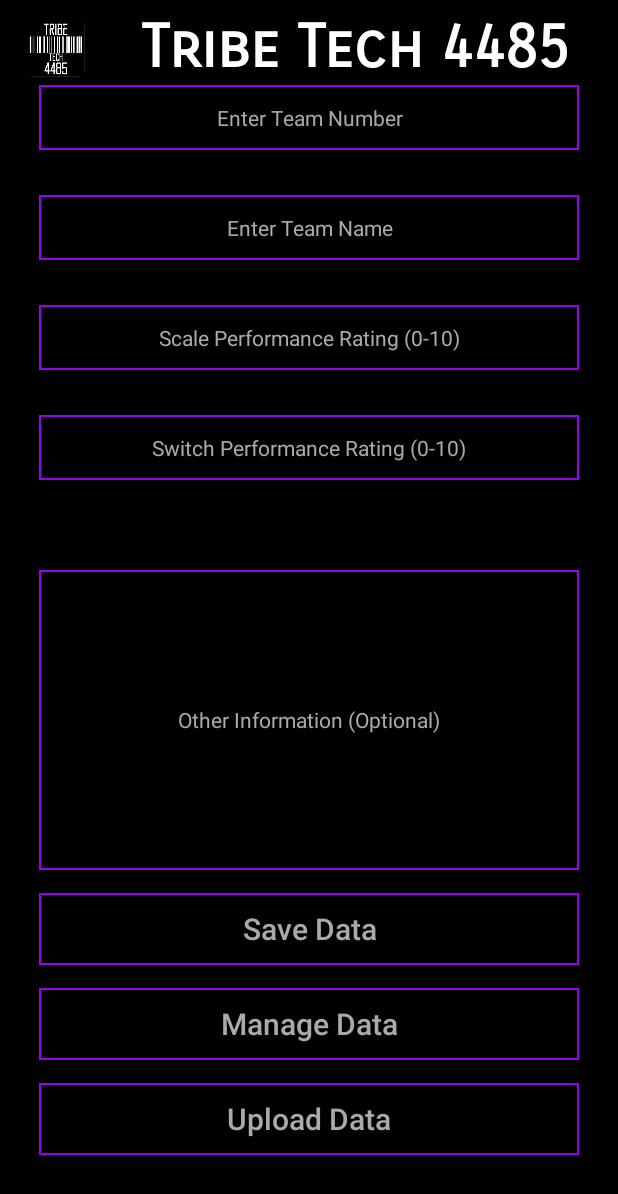
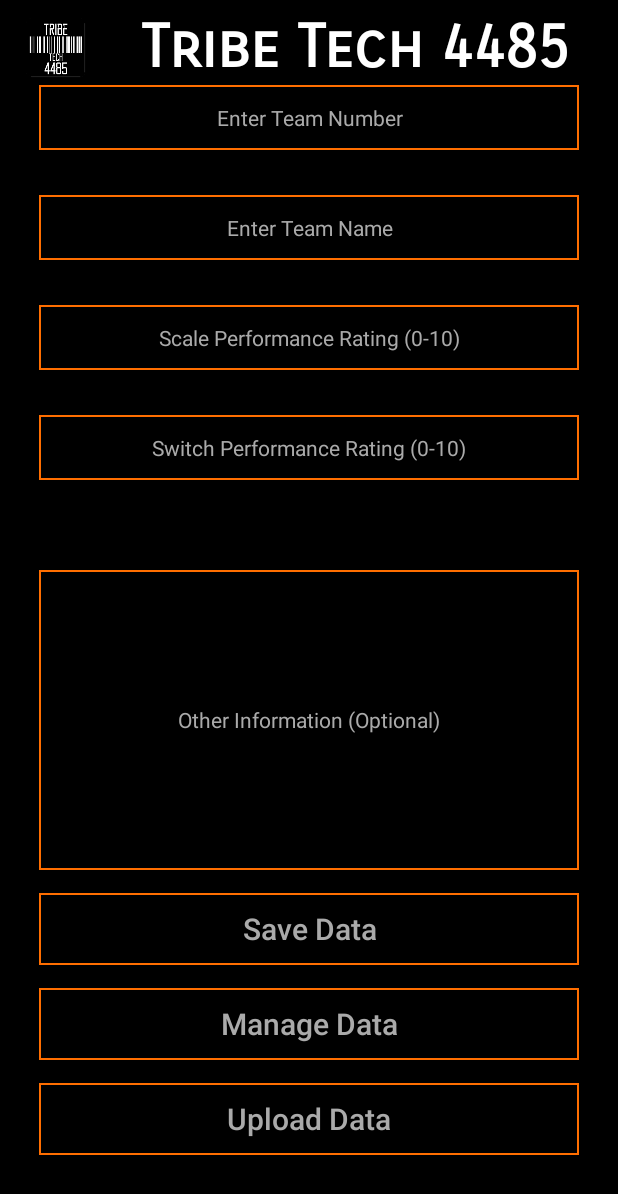
Before and after one commit to TribeTech4485/AndroidScout, an Android app: the screen it shows after launch (MainActivity), on a phone screen of 412 x 824 dp. Shown: the top 1194 px of the screen. Run offline under Robolectric (Android 15) with nearby library versions, the phone set to English and light mode, and no system bars.

Commit message:
Color change from purple to orange.

```diff
--- a/AndroidScout/app/src/main/res/drawable/back.xml
+++ b/AndroidScout/app/src/main/res/drawable/back.xml
@@ -1,5 +1,5 @@
 <?xml version="1.0" encoding="utf-8"?>
     <shape xmlns:android="http://schemas.android.com/apk/res/android" android:shape="rectangle" >
         <solid android:color="#000000" />
-        <stroke android:width="1dip" android:color="#9900EE"/>
+        <stroke android:width="1dip" android:color="#FF6E00"/>
     </shape>
--- a/AndroidScout/app/src/main/res/drawable/border_normal.xml
+++ b/AndroidScout/app/src/main/res/drawable/border_normal.xml
@@ -1,5 +1,8 @@
 <?xml version="1.0" encoding="utf-8"?>
     <shape xmlns:android="http://schemas.android.com/apk/res/android" android:shape="rectangle" >
         <solid android:color="#000000" />
-        <stroke android:width="1dip" android:color="#9900EE"/>
+        <stroke android:width="1dip" android:color="#FF6E00"/>
+
+        <!--<solid android:color="#000000" />
+        <stroke android:width="1dip" android:color="#9900EE"/> -->
     </shape>
--- a/AndroidScout/app/src/main/res/drawable/border_pressed.xml
+++ b/AndroidScout/app/src/main/res/drawable/border_pressed.xml
@@ -1,5 +1,5 @@
 <?xml version="1.0" encoding="utf-8"?>
     <shape xmlns:android="http://schemas.android.com/apk/res/android" android:shape="rectangle" >
-        <solid android:color="#9900EE" />
-        <stroke android:width="1dip" android:color="#9900EE"/>
+        <solid android:color="#FF6E00" />
+        <stroke android:width="1dip" android:color="#FF6E00"/>
     </shape>
--- a/AndroidScout/app/src/main/res/values/styles.xml
+++ b/AndroidScout/app/src/main/res/values/styles.xml
@@ -14,7 +14,7 @@
         <!-- Custom Dark Theme -->
         <item name="colorPrimary">#FFFFFF</item>
         <item name="colorPrimaryDark">#000000</item>
-        <item name="colorAccent">#9900EE</item>
+        <item name="colorAccent">#FF6E00</item>
 
     </style>
 
```
